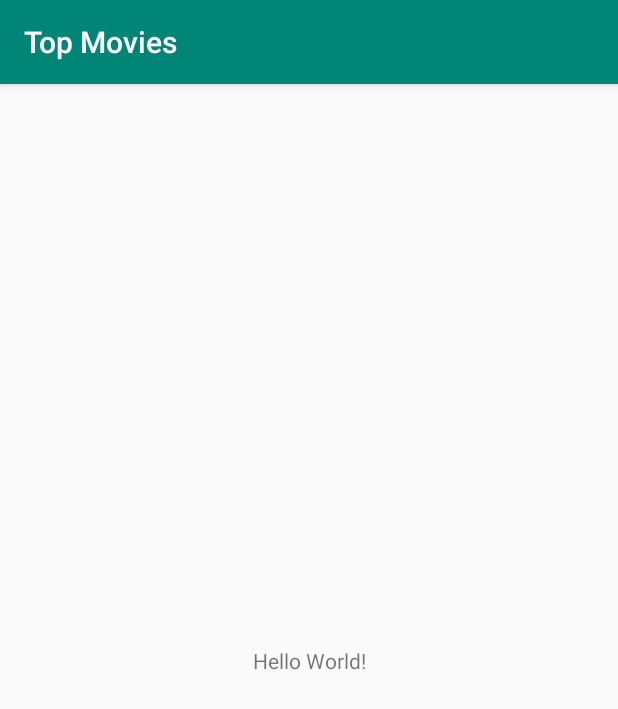
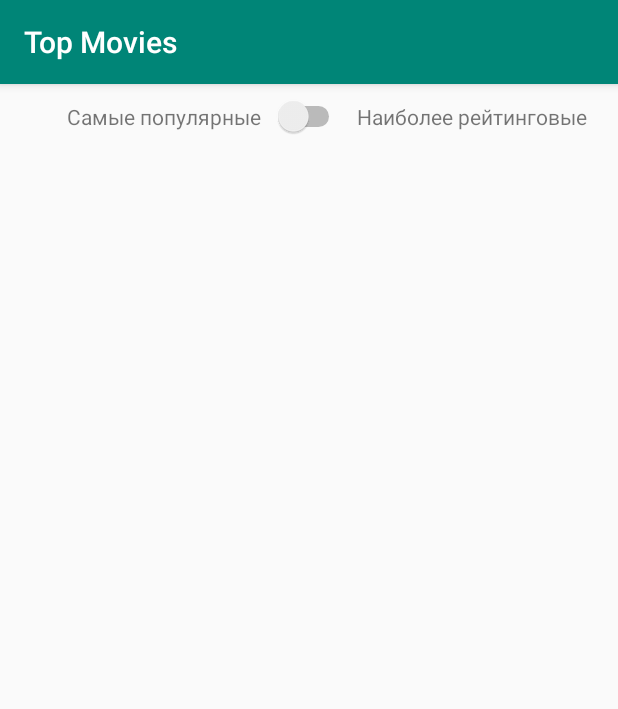
Before and after one commit to DmK78/TopMovies, an Android app: the screen it shows after launch (MainActivity), on a phone screen of 412 x 824 dp. Shown: the top 709 px of the screen. Run offline under Robolectric (Android 15) with nearby library versions, the phone set to English and light mode, and no system bars.

Commit message:
создал activity_main.xml

```diff
--- a/app/build.gradle
+++ b/app/build.gradle
@@ -25,4 +25,5 @@ dependencies {
     testImplementation 'junit:junit:4.12'
     androidTestImplementation 'com.android.support.test:runner:1.0.2'
     androidTestImplementation 'com.android.support.test.espresso:espresso-core:3.0.2'
+    implementation 'com.android.support:recyclerview-v7:28.0.0'
 }
--- a/app/src/main/res/layout/activity_main.xml
+++ b/app/src/main/res/layout/activity_main.xml
@@ -6,13 +6,53 @@
     android:layout_height="match_parent"
     tools:context=".MainActivity">
 
-    <TextView
+    <Switch
+        android:id="@+id/switchSort"
         android:layout_width="wrap_content"
         android:layout_height="wrap_content"
-        android:text="Hello World!"
-        app:layout_constraintBottom_toBottomOf="parent"
-        app:layout_constraintLeft_toLeftOf="parent"
-        app:layout_constraintRight_toRightOf="parent"
+        android:layout_marginStart="8dp"
+        android:layout_marginLeft="8dp"
+        android:layout_marginTop="8dp"
+        android:layout_marginEnd="8dp"
+        android:layout_marginRight="8dp"
+        app:layout_constraintEnd_toEndOf="parent"
+        app:layout_constraintStart_toStartOf="parent"
         app:layout_constraintTop_toTopOf="parent" />
 
+    <TextView
+        android:id="@+id/textViewPopularity"
+        android:layout_width="wrap_content"
+        android:layout_height="wrap_content"
+        android:layout_marginEnd="8dp"
+        android:layout_marginRight="8dp"
+        android:text="@string/most_popular"
+        app:layout_constraintBottom_toBottomOf="@+id/switchSort"
+        app:layout_constraintEnd_toStartOf="@+id/switchSort"
+        app:layout_constraintTop_toTopOf="@+id/switchSort" />
+
+    <TextView
+        android:id="@+id/textViewTopRated"
+        android:layout_width="wrap_content"
+        android:layout_height="wrap_content"
+        android:layout_marginStart="8dp"
+        android:layout_marginLeft="8dp"
+        android:text="@string/top_rated"
+        app:layout_constraintBottom_toBottomOf="@+id/switchSort"
+        app:layout_constraintStart_toEndOf="@+id/switchSort"
+        app:layout_constraintTop_toTopOf="@+id/switchSort" />
+
+    <android.support.v7.widget.RecyclerView
+        android:layout_width="0dp"
+        android:layout_height="0dp"
+        android:layout_marginStart="8dp"
+        android:layout_marginLeft="8dp"
+        android:layout_marginTop="8dp"
+        android:layout_marginEnd="8dp"
+        android:layout_marginRight="8dp"
+        android:layout_marginBottom="8dp"
+        app:layout_constraintBottom_toBottomOf="parent"
+        app:layout_constraintEnd_toEndOf="parent"
+        app:layout_constraintStart_toStartOf="parent"
+        app:layout_constraintTop_toBottomOf="@+id/switchSort" />
+
 </android.support.constraint.ConstraintLayout>
--- a/app/src/main/res/values/strings.xml
+++ b/app/src/main/res/values/strings.xml
@@ -2,4 +2,6 @@
     <string name="app_name">Top Movies</string>
     <string name="poster_of_movie">Постер к фильму</string>
     <string name="poster_of_movie">Постер к фильму</string>
+    <string name="most_popular">Самые популярные</string>
+    <string name="top_rated">Наиболее рейтинговые</string>
 </resources>
```
